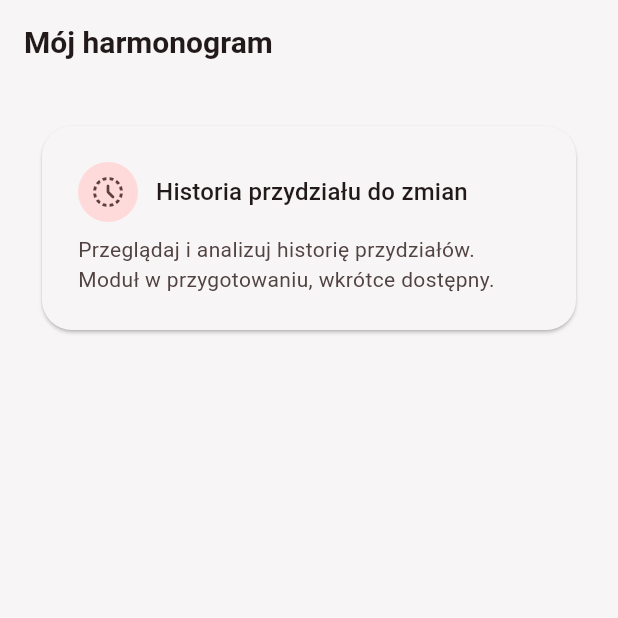
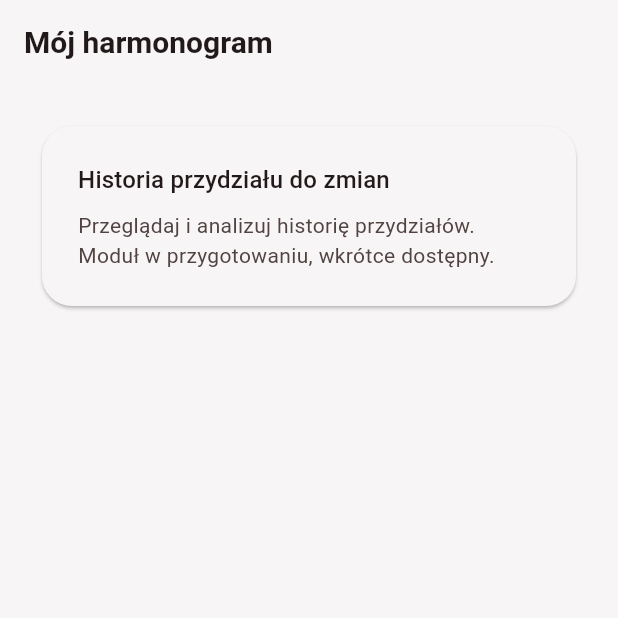
Before and after one commit to kroxon/Spark, a Flutter app: the ScheduleSettingsPage screen opened by its route, on a phone screen of 412 x 824 dp, the top half of it. Run offline on Flutter 3.47's test engine with Material 3 defaults, Android fonts, the light colour scheme and no system bars; our stand-ins replace cloud_firestore, firebase_auth, firebase_core, flutter_riverpod, flutter_signin_button, go_router and 2 more; missing offline and left inert: flutter_color_picker_wheel; accounts and stored records are empty; generated files the repository leaves out were written again; statements that could not run were skipped.

Commit message:
settings: remove leading icon from 'Historia przydziału do zmian' card

```diff
--- a/lib/features/system_settings/presentation/pages/schedule_settings_page.dart
+++ b/lib/features/system_settings/presentation/pages/schedule_settings_page.dart
@@ -11,7 +11,6 @@ class ScheduleSettingsPage extends StatelessWidget {
         padding: const EdgeInsets.all(24),
         children: [
           _SettingInfoCard(
-            icon: Icons.history_toggle_off_rounded,
             title: 'Historia przydziału do zmian',
             description:
                 'Przeglądaj i analizuj historię przydziałów. Moduł w przygotowaniu, wkrótce dostępny.',
@@ -24,12 +23,10 @@ class ScheduleSettingsPage extends StatelessWidget {
 
 class _SettingInfoCard extends StatelessWidget {
   const _SettingInfoCard({
-    required this.icon,
     required this.title,
     required this.description,
   });
 
-  final IconData icon;
   final String title;
   final String description;
 
@@ -45,12 +42,6 @@ class _SettingInfoCard extends StatelessWidget {
           children: [
             Row(
               children: [
-                CircleAvatar(
-                  radius: 20,
-                  backgroundColor: theme.colorScheme.secondaryContainer,
-                  child: Icon(icon, color: theme.colorScheme.onSecondaryContainer),
-                ),
-                const SizedBox(width: 12),
                 Text(title, style: theme.textTheme.titleMedium),
               ],
             ),
```
